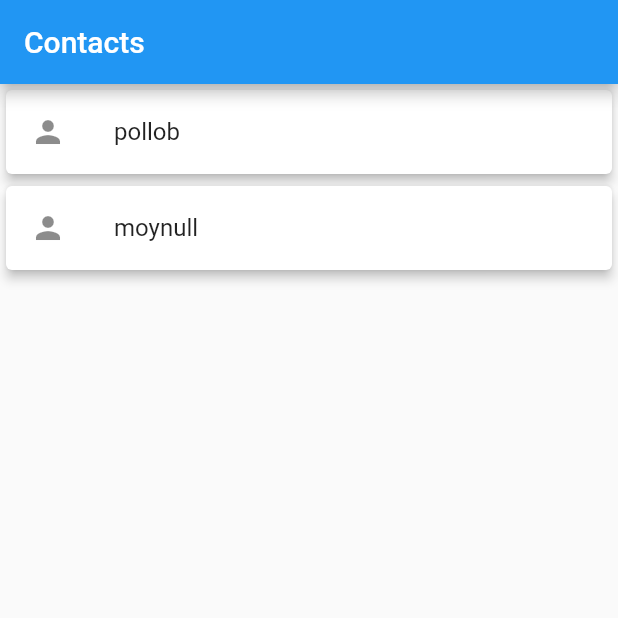
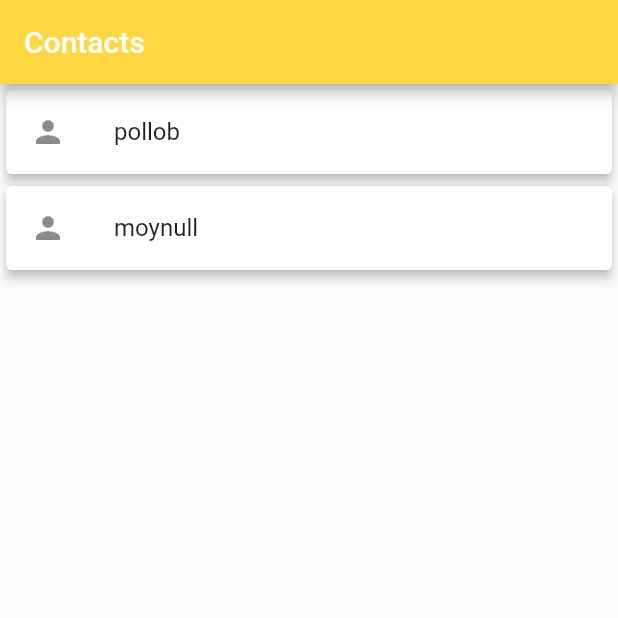
Before and after one commit to moynull15-14141/Contacts-App, a Flutter app: the screen it shows after launch, on a phone screen of 412 x 824 dp, the top half of it. Run offline on Flutter 3.47's test engine with Material 2 defaults, Android fonts, the phone set to English and light mode, and no system bars.

Commit message:
2 nd update

```diff
--- a/lib/HomeScreen.dart
+++ b/lib/HomeScreen.dart
@@ -2,18 +2,24 @@ import 'package:flutter/material.dart';
 import 'package:flutter/src/widgets/container.dart';
 import 'package:flutter/src/widgets/framework.dart';
 
-class HomeScreen extends StatelessWidget {
+class HomeScreen extends StatefulWidget {
+  HomeScreen({super.key});
+
+  @override
+  State<HomeScreen> createState() => _HomeScreenState();
+}
+
+class _HomeScreenState extends State<HomeScreen> {
   final List<Map> users = [
     {"name": "pollob", "phone": 01745334044, "email": 'pollob@gmail.com'},
     {"name": "moynull", "phone": 0172347588, "email": 'moynull@gmail.com'},
   ];
 
-  HomeScreen({super.key});
-
   @override
   Widget build(BuildContext context) {
     return Scaffold(
         appBar: AppBar(
+          backgroundColor: Colors.amberAccent,
           title: Text('Contacts'),
         ),
         body: ListView.builder(
--- a/pubspec.yaml
+++ b/pubspec.yaml
@@ -60,9 +60,8 @@ flutter:
   uses-material-design: true
 
   # To add assets to your application, add an assets section, like this:
-  # assets:
-  #   - images/a_dot_burr.jpeg
-  #   - images/a_dot_ham.jpeg
+  assets:
+    - assets/dp2.PNG
 
   # An image asset can refer to one or more resolution-specific "variants", see
   # https://flutter.dev/assets-and-images/#resolution-aware
```
Also changed, not shown: lib/AboutScreen.dart (+46 -2 lines), assets/dp2.PNG (added).
